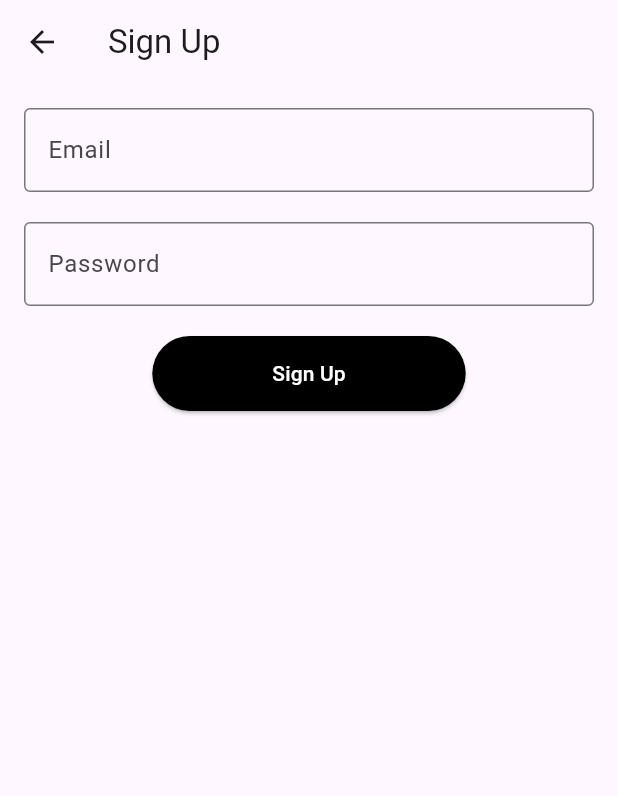
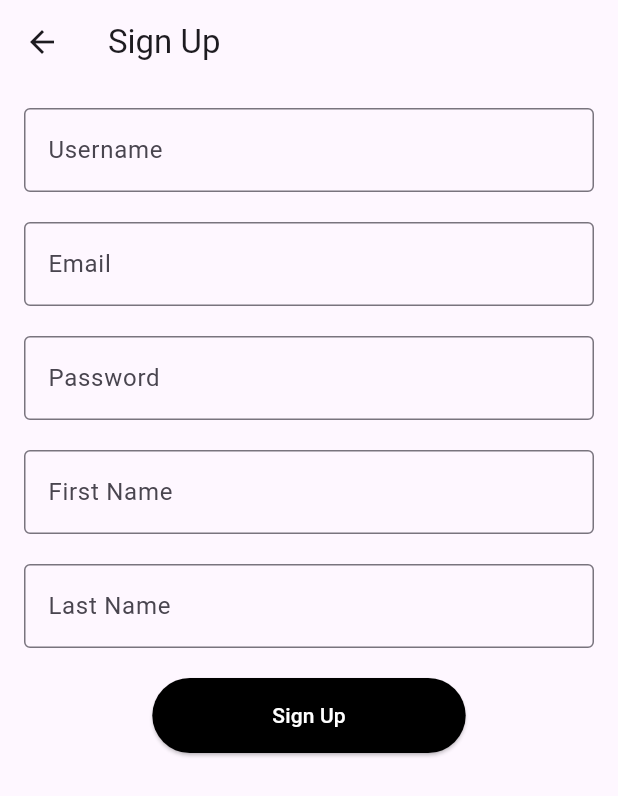
Before and after one commit to zliu46/partners, a Flutter app: the SignUpPage screen opened by its route, on a phone screen of 412 x 824 dp. Shown: the top 796 px of the screen. Run offline on Flutter 3.47's test engine with Material 3 defaults, Android fonts, the phone set to English and light mode, and no system bars; our stand-ins replace cloud_firestore, firebase_auth, firebase_core, table_calendar; missing offline and left inert: dart:ffi; accounts and stored records are empty.

Commit message:
set up auth service and db service providers. Change sign up to take more info about user

```diff
--- a/lib/main.dart
+++ b/lib/main.dart
@@ -1,6 +1,7 @@
 import 'package:firebase_core/firebase_core.dart';
 import 'package:flutter/material.dart';
 import 'package:partners/provider/auth_service.dart';
+import 'package:partners/provider/database_service.dart';
 import 'package:partners/provider/task_provider.dart';
 import 'package:partners/pages/calendar_page.dart';
 import 'package:partners/pages/create_task_page.dart';
@@ -24,7 +25,8 @@ void main() async {
       MultiProvider(
         providers: [
           Provider<AuthService>(create: (_) => AuthService()),
-          Provider<TaskProvider>(create: (_) => TaskProvider()),
+          Provider<DatabaseService>(create: (_) => DatabaseService()),
+          ChangeNotifierProvider<TaskProvider>(create: (_) => TaskProvider()),
         ],
         child: const MyApp()
       ),
--- a/lib/pages/sign_up_page.dart
+++ b/lib/pages/sign_up_page.dart
@@ -1,5 +1,9 @@
 import 'package:flutter/material.dart';
 import 'package:firebase_auth/firebase_auth.dart';
+import 'package:provider/provider.dart';
+
+import 'package:partners/provider/auth_service.dart';
+import 'package:partners/provider/database_service.dart';
 
 class SignUpPage extends StatefulWidget {
   const SignUpPage({super.key});
@@ -11,15 +15,35 @@ class SignUpPage extends StatefulWidget {
 class _SignUpPageState extends State<SignUpPage> {
   final TextEditingController _emailController = TextEditingController();
   final TextEditingController _passwordController = TextEditingController();
+  final TextEditingController _usernameController = TextEditingController();
+  final TextEditingController _firstNameController = TextEditingController();
+  final TextEditingController _lastNameController = TextEditingController();
   final FirebaseAuth _auth = FirebaseAuth.instance;
 
   Future<void> _signUp() async {
+    AuthService authService = Provider.of<AuthService>(context, listen: false);
+    DatabaseService dbService = Provider.of<DatabaseService>(context, listen:false);
     try {
-      await _auth.createUserWithEmailAndPassword(
-        email: _emailController.text.trim(),
-        password: _passwordController.text.trim(),
+      // if username is empty or already exists, throw an exception
+      if (_usernameController.text.isEmpty ||
+          await dbService
+              .checkUsernameTaken(_usernameController.text.trim())) {
+        throw Exception("please change username");
+      }
+      UserCredential user = await authService.signUp(
+        _emailController.text.trim(),
+        _passwordController.text.trim(),
       );
-      Navigator.pushReplacementNamed(context, '/home'); // Navigate to home page after signup
+      print('after signup');
+      // tell db service to add record for new user
+      await dbService.addUser(
+          _usernameController.text.trim(),
+          _emailController.text.trim(),
+          _firstNameController.text.trim(),
+          _lastNameController.text.trim(),
+          user.user!.uid);
+      Navigator.pushReplacementNamed(
+          context, '/home'); // Navigate to home page after signup
     } catch (e) {
       ScaffoldMessenger.of(context).showSnackBar(
         SnackBar(content: Text("Signup failed: ${e.toString()}")),
@@ -38,9 +62,18 @@ class _SignUpPageState extends State<SignUpPage> {
         child: Column(
           children: [
             TextField(
+              controller: _usernameController,
+              decoration: const InputDecoration(
+                labelText: "Username",
+                border: OutlineInputBorder(),
+              ),
+            ),
+            const SizedBox(height: 20),
+            TextField(
               controller: _emailController,
               keyboardType: TextInputType.emailAddress,
-              decoration: const InputDecoration(labelText: "Email",
+              decoration: const InputDecoration(
+                labelText: "Email",
                 border: OutlineInputBorder(),
               ),
             ),
@@ -48,14 +81,32 @@ class _SignUpPageState extends State<SignUpPage> {
             TextField(
               controller: _passwordController,
               obscureText: true,
-              decoration: const InputDecoration(labelText: "Password",
+              decoration: const InputDecoration(
+                labelText: "Password",
+                border: OutlineInputBorder(),
+              ),
+            ),
+            const SizedBox(height: 20),
+            TextField(
+              controller: _firstNameController,
+              decoration: const InputDecoration(
+                labelText: "First Name",
+                border: OutlineInputBorder(),
+              ),
+            ),
+            const SizedBox(height: 20),
+            TextField(
+              controller: _lastNameController,
+              decoration: const InputDecoration(
+                labelText: "Last Name",
                 border: OutlineInputBorder(),
               ),
             ),
             const SizedBox(height: 20),
             ElevatedButton(
                 onPressed: _signUp,
-              child: const Text("Sign Up",
+                child: const Text(
+                  "Sign Up",
                   style: TextStyle(color: Colors.white),
                 ),
                 style: ElevatedButton.styleFrom(
@@ -64,8 +115,7 @@ class _SignUpPageState extends State<SignUpPage> {
                     horizontal: 80,
                     vertical: 15,
                   ),
-              )
-            ),
+                )),
           ],
         ),
       ),
--- a/lib/provider/auth_service.dart
+++ b/lib/provider/auth_service.dart
@@ -9,4 +9,9 @@ class AuthService {
       password: password,
     );
   }
+
+  Future<UserCredential> signUp(String email, String password) async {
+    return await _auth.createUserWithEmailAndPassword(
+        email: email, password: password);
+  }
 }
--- /dev/null
+++ b/lib/provider/database_service.dart
@@ -0,0 +1,24 @@
+import 'package:cloud_firestore/cloud_firestore.dart';
+
+class DatabaseService {
+  final FirebaseFirestore _db = FirebaseFirestore.instance;
+
+  // adds a new user to firestore Users collection, assumes all info is valid
+  addUser(String username, String email, String first_name, String last_name,
+      String uid) {
+    Map<String, String> data = {
+      "username": username,
+      "email": email,
+      "first_name": first_name,
+      "last_name": last_name,
+      "uid": uid
+    };
+
+    _db.collection('users').doc(username).set(data);
+  }
+
+  // if the username already exists, do not allow user to create account
+  Future<bool> checkUsernameTaken(String username) async {
+    return (await _db.collection('users').doc(username).get()).exists;
+  }
+}
--- a/lib/widgets/task_tile.dart
+++ b/lib/widgets/task_tile.dart
@@ -31,7 +31,7 @@ class TaskTile extends StatelessWidget {
                   const Icon(Icons.access_time, size: 16.0, color: Colors.red),
                   const SizedBox(width: 5.0),
                   Text(
-                    _formatTaskTime(task.startTime),
+                    _formatTaskTime(task.endTime),
                     style: TextStyle(color: Colors.grey[600]),
                   ),
                 ],
@@ -39,7 +39,7 @@ class TaskTile extends StatelessWidget {
             ],
           ),
           Text(
-            _getTaskDuration(task.startTime),
+            _getTaskDuration(task.endTime),
             style: const TextStyle(fontSize: 16.0, fontWeight: FontWeight.bold),
           ),
         ],
--- a/pubspec.yaml
+++ b/pubspec.yaml
@@ -40,6 +40,7 @@ dependencies:
   provider: 6.1.2
   table_calendar: ^3.1.0
   intl: ^0.19.0
+  cloud_firestore: ^5.6.4
 
 dev_dependencies:
   flutter_test:
```
Also changed, not shown: lib/pages/login_page.dart (+4 -4 lines), pubspec.lock, 4 other files. Lines whose indentation alone changed are shown as unchanged.
